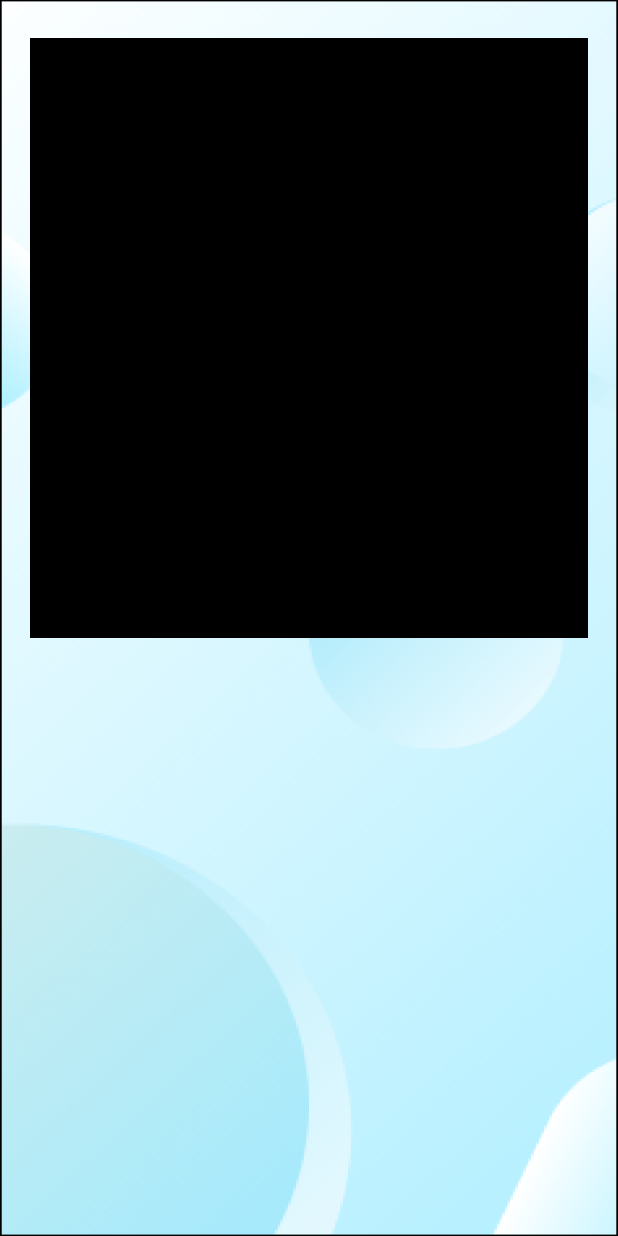
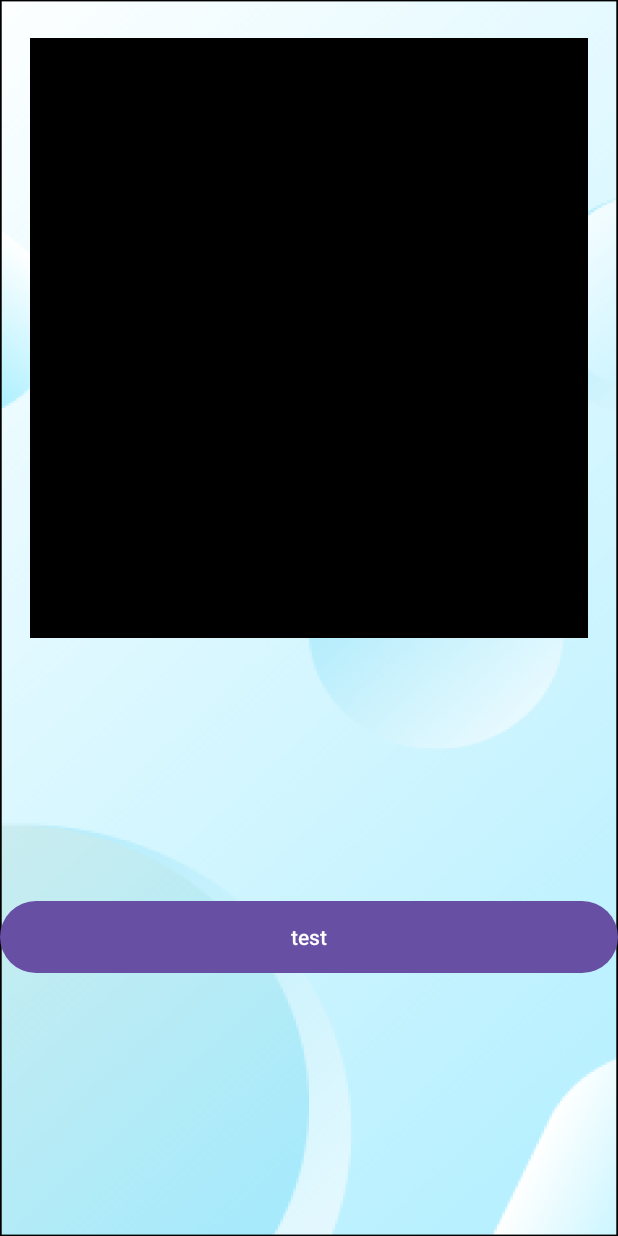
Before and after one commit to jhnndrmt/Payapa, an Android app: the MainDetectActivity screen opened directly, with no data from a screen before it, on a phone screen of 412 x 824 dp. Run offline under Robolectric (Android 15) with nearby library versions, the phone set to English and light mode, and no system bars; our stand-ins replace Firebase (no records; nobody signed in at launch, a user with empty details on screens opened directly); libraries missing offline, so code that uses them is left out: org.pytorch, org.pytorch.torchvision; pictures from the network do not load; 3 statements that could not run were skipped.

Commit message:
Update activity_main.xml

```diff
--- a/payapa.android/app/src/main/res/layout/activity_main.xml
+++ b/payapa.android/app/src/main/res/layout/activity_main.xml
@@ -33,6 +33,18 @@
         app:layout_constraintEnd_toEndOf="parent"
         app:layout_constraintStart_toStartOf="parent" />
 
+    <Button
+        android:id="@+id/test"
+        android:layout_width="match_parent"
+        android:layout_height="48dp"
+        android:background="@drawable/rounded_button_background"
+        android:onClick="onDetectButtonClick"
+        android:text="test"
+
+        app:layout_constraintBottom_toBottomOf="parent"
+        app:layout_constraintTop_toBottomOf="@+id/imageView"
+        tools:ignore="OnClick" />
+
 
     <ProgressBar
         android:id="@+id/progressBar"
@@ -67,5 +79,7 @@
             android:visibility="gone"
             tools:ignore="OnClick" />
 
+
+
     </LinearLayout>
 </androidx.constraintlayout.widget.ConstraintLayout>
```
